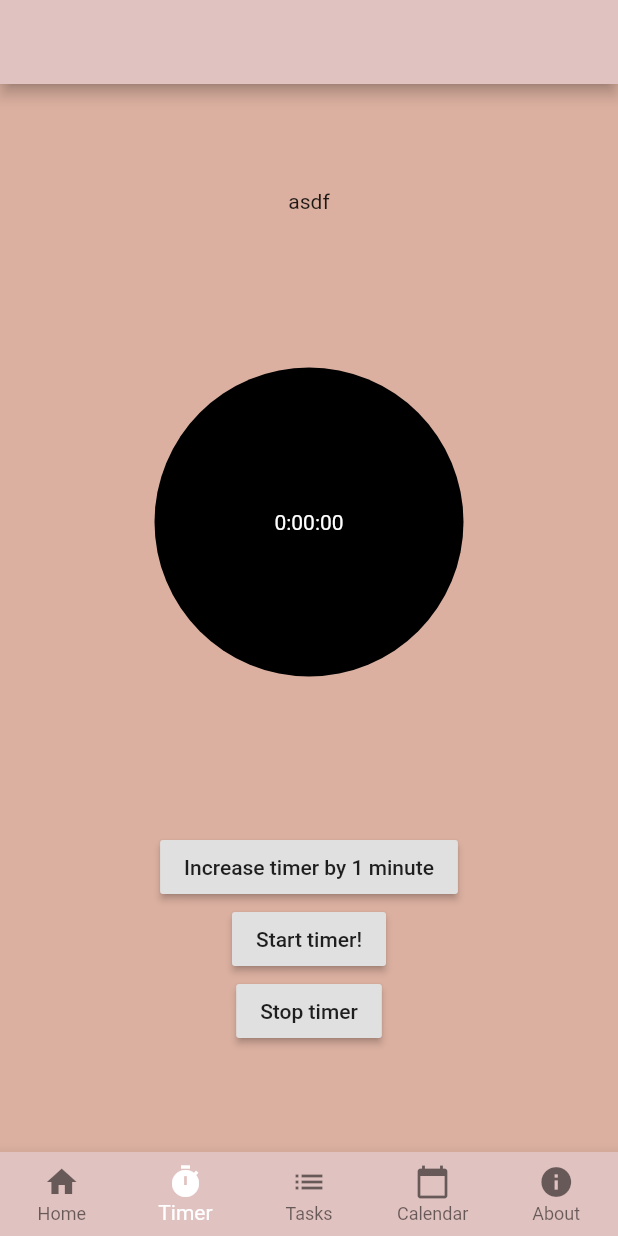
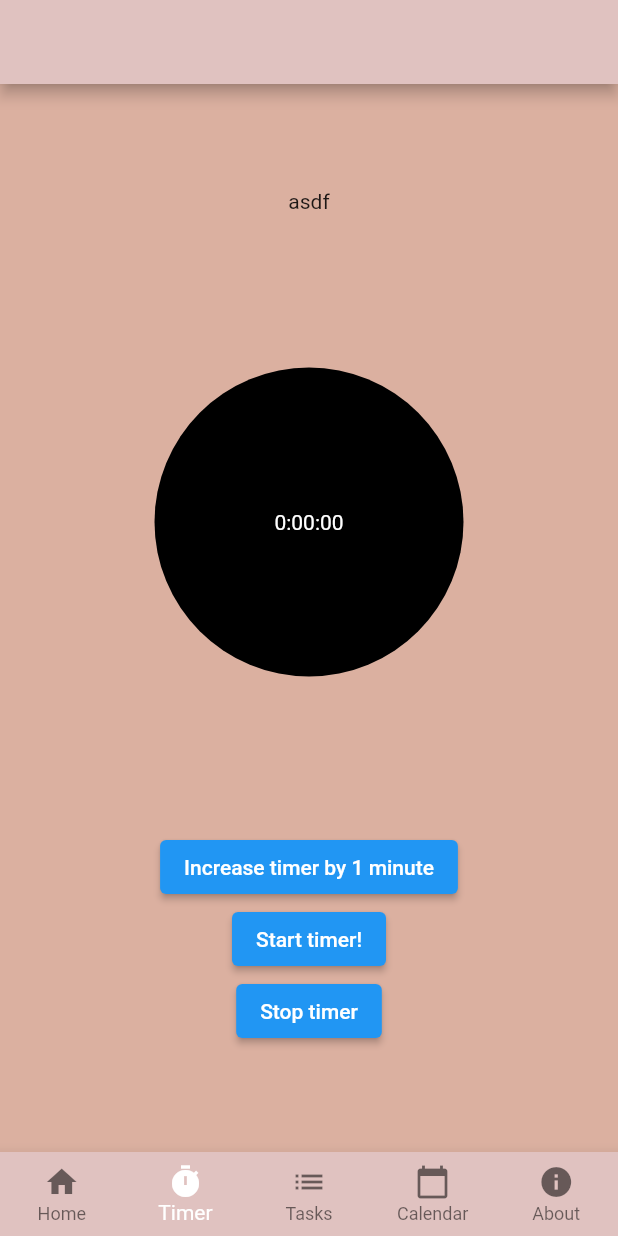
Before and after one commit to samderanova/tempus, a Flutter app: the screen it shows after launch, item 2 of the bottom bar chosen, on a phone screen of 412 x 824 dp. Run offline on Flutter 3.47's test engine with Material 2 defaults, Android fonts, the phone set to English and light mode, and no system bars; our stand-ins replace sqflite, table_calendar; accounts and stored records are empty; network calls fail.

Commit message:
removed deprecated buttons

```diff
--- a/lib/timer.dart
+++ b/lib/timer.dart
@@ -42,15 +42,15 @@ class _CountdownState extends State<Countdown> {
               ),
             ),
           ),
-          new RaisedButton(
+          new ElevatedButton(
             onPressed: () => increaseTime(),
             child: Text('Increase timer by 1 minute'),
           ),
-          new RaisedButton(
+          new ElevatedButton(
             onPressed: () => startCountdown(),
             child: Text('Start timer!'),
           ),
-          new RaisedButton(
+          new ElevatedButton(
             onPressed: () => stopCountdown(),
             child: Text('Stop timer'),
           )
```
